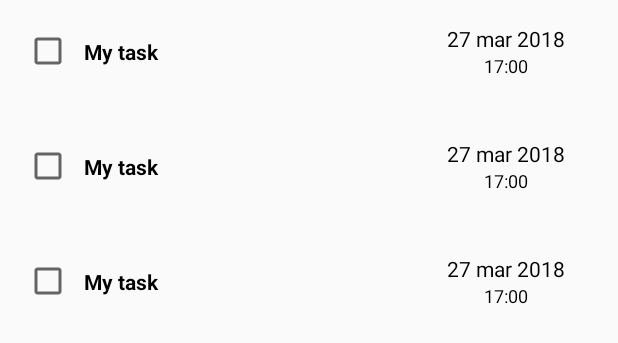
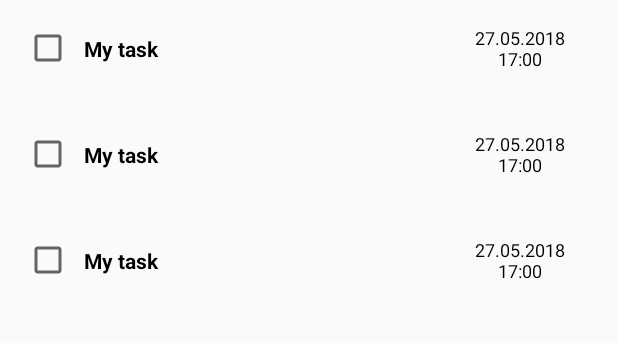
Before and after one commit to GreyImediary/LightTask, an Android app: the layout fragment_tasks.xml on its own in the app's theme, with its tools: preview values and no code run, on a phone screen of 412 x 824 dp. Shown: the top 343 px of the screen. Run offline under Robolectric (Android 15) with nearby library versions, the light colour scheme and no system bars.

Commit message:
adding task and subtask adapters

```diff
--- a/app/src/main/java/com/skushnaryov/lighttask/lighttask/commons.kt
+++ b/app/src/main/java/com/skushnaryov/lighttask/lighttask/commons.kt
@@ -6,3 +6,7 @@ import android.view.ViewGroup
 
 fun ViewGroup.inflate(resId: Int, attachToRoot: Boolean = false): View =
         LayoutInflater.from(context).inflate(resId, this, attachToRoot)
+
+fun View.visible() { this.visibility = View.VISIBLE }
+fun View.invisible() { this.visibility = View.INVISIBLE }
+fun View.gone() { this.visibility = View.GONE }
--- a/app/src/main/java/com/skushnaryov/lighttask/lighttask/db/Task.kt
+++ b/app/src/main/java/com/skushnaryov/lighttask/lighttask/db/Task.kt
@@ -9,10 +9,9 @@ data class Task(
         @PrimaryKey(autoGenerate = true)
         val id: Int,
         val name: String,
-        val timeBegin: Calendar,
-        val timeEnd: Calendar? = null,
+        val date: Calendar,
         val currentDay: Int,
-        val listOfSubtasks: MutableList<Task> = mutableListOf(),
+        val listOfSubtasks: List<String> = listOf(),
         val groupName: String = "",
         val scheduleName: String = ""
 )
--- a/app/src/main/res/layout/item_subtask.xml
+++ b/app/src/main/res/layout/item_subtask.xml
@@ -4,7 +4,7 @@
     android:layout_height="wrap_content"
     xmlns:app="http://schemas.android.com/apk/res-auto"
     xmlns:tools="http://schemas.android.com/tools"
-    android:padding="8dp">
+    android:padding="@dimen/eight_padding">
 
     <androidx.appcompat.widget.AppCompatCheckBox
         android:id="@+id/subtask_checkbox"
--- a/app/src/main/res/layout/item_task.xml
+++ b/app/src/main/res/layout/item_task.xml
@@ -5,7 +5,7 @@
     android:layout_width="match_parent"
     android:layout_height="wrap_content"
     android:orientation="vertical"
-    android:padding="16dp">
+    android:padding="@dimen/sixty_padding">
 
 
     <androidx.appcompat.widget.AppCompatCheckBox
@@ -62,24 +62,13 @@
         android:layout_height="wrap_content"
         android:layout_marginEnd="8dp"
         android:textColor="@android:color/black"
-        app:layout_constraintBottom_toTopOf="@id/taskTime_textView"
+        android:textAlignment="center"
+        android:textSize="12sp"
+        app:layout_constraintBottom_toTopOf="@id/rv_subtasks"
         app:layout_constraintEnd_toStartOf="@id/taskArrow_textView"
         app:layout_constraintTop_toTopOf="parent"
         app:layout_constraintVertical_chainStyle="packed"
-        tools:text="27 mar 2018" />
-
-    <TextView
-        android:id="@+id/taskTime_textView"
-        android:layout_width="wrap_content"
-        android:layout_height="wrap_content"
-        android:textColor="@android:color/black"
-        android:textSize="12sp"
-        app:layout_constraintBottom_toTopOf="@id/rv_subtasks"
-        app:layout_constraintEnd_toEndOf="@id/taskDate_textView"
-        app:layout_constraintStart_toStartOf="@id/taskDate_textView"
-        app:layout_constraintTop_toBottomOf="@id/taskDate_textView"
-        app:layout_constraintVertical_chainStyle="packed"
-        tools:text="17:00" />
+        tools:text="27.05.2018\n17:00" />
 
     <TextView
         android:id="@+id/taskArrow_textView"
--- a/app/src/main/res/values/dimens.xml
+++ b/app/src/main/res/values/dimens.xml
@@ -1,3 +1,5 @@
 <resources>
     <dimen name="fab_margin">16dp</dimen>
+    <dimen name="eight_padding">8dp</dimen>
+    <dimen name="sixty_padding">16dp</dimen>
 </resources>
```
Also changed, not shown: app/src/main/java/com/skushnaryov/lighttask/lighttask/adapters/SubtaskRecyclerView.kt (added, +33 -0 lines), app/src/main/java/com/skushnaryov/lighttask/lighttask/adapters/TaskRecyclerView.kt (added, +54 -0 lines).
